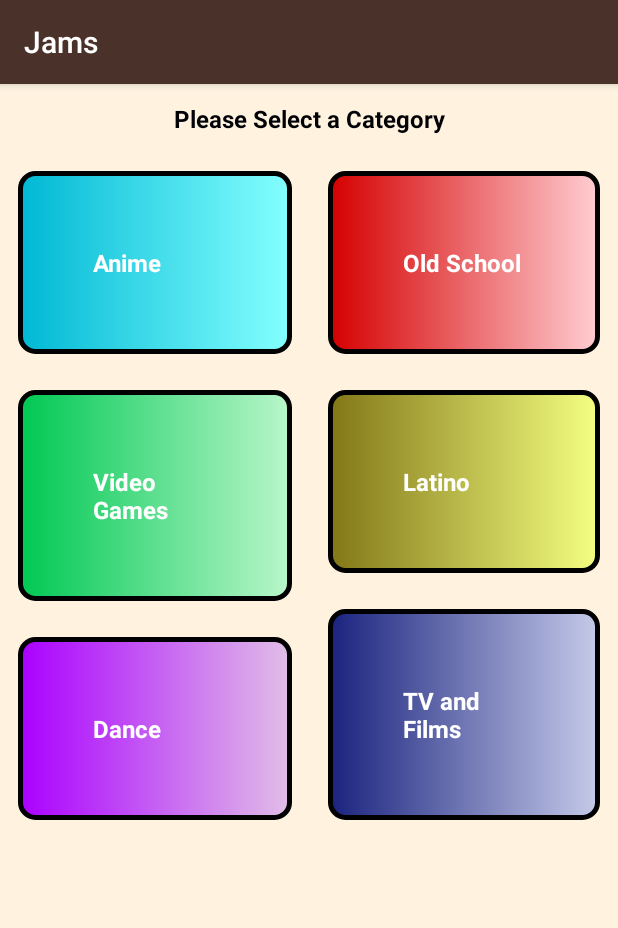
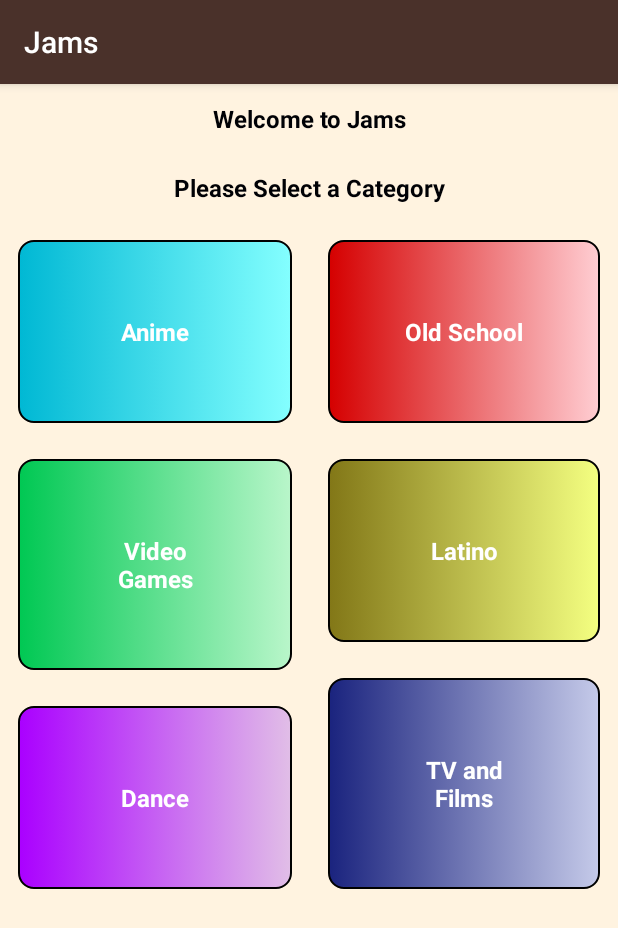
Before and after one commit to hamiltonfvi/Jams, an Android app: the screen it shows after launch (MainActivity), on a phone screen of 412 x 824 dp. Shown: the top 928 px of the screen. Run offline under Robolectric (Android 15) with nearby library versions, the phone set to English and light mode, and no system bars.

Commit message:
modified main layout to display better

```diff
--- a/app/src/main/res/drawable/gradient_anime.xml
+++ b/app/src/main/res/drawable/gradient_anime.xml
@@ -2,7 +2,7 @@
 <selector xmlns:android="http://schemas.android.com/apk/res/android">
     <item>
         <shape>
-            <stroke android:width="3dp" />
+            <stroke android:width="1dp" />
             <corners android:radius="10dp" />
             <gradient android:angle="180"
                 android:endColor="#00b8d4"
--- a/app/src/main/res/drawable/gradient_dance.xml
+++ b/app/src/main/res/drawable/gradient_dance.xml
@@ -2,7 +2,7 @@
 <selector xmlns:android="http://schemas.android.com/apk/res/android">
     <item>
         <shape>
-            <stroke android:width="3dp" />
+            <stroke android:width="1dp" />
             <corners android:radius="10dp" />
             <gradient
                 android:angle="180"
--- a/app/src/main/res/drawable/gradient_films.xml
+++ b/app/src/main/res/drawable/gradient_films.xml
@@ -2,7 +2,7 @@
 <selector xmlns:android="http://schemas.android.com/apk/res/android">
     <item>
         <shape>
-            <stroke android:width="3dp" />
+            <stroke android:width="1dp" />
             <corners android:radius="10dp" />
             <gradient
                 android:angle="180"
--- a/app/src/main/res/drawable/gradient_latino.xml
+++ b/app/src/main/res/drawable/gradient_latino.xml
@@ -2,7 +2,7 @@
 <selector xmlns:android="http://schemas.android.com/apk/res/android">
     <item>
         <shape>
-            <stroke android:width="3dp" />
+            <stroke android:width="1dp" />
             <corners android:radius="10dp" />
             <gradient
                 android:angle="180"
--- a/app/src/main/res/drawable/gradient_old_school.xml
+++ b/app/src/main/res/drawable/gradient_old_school.xml
@@ -2,7 +2,7 @@
 <selector xmlns:android="http://schemas.android.com/apk/res/android">
     <item>
         <shape>
-            <stroke android:width="3dp" />
+            <stroke android:width="1dp" />
             <corners android:radius="10dp" />
             <gradient
                 android:angle="180"
--- a/app/src/main/res/drawable/gradient_video_games.xml
+++ b/app/src/main/res/drawable/gradient_video_games.xml
@@ -2,7 +2,7 @@
 <selector xmlns:android="http://schemas.android.com/apk/res/android">
     <item>
         <shape>
-            <stroke android:width="3dp" />
+            <stroke android:width="1dp" />
             <corners android:radius="10dp" />
             <gradient
                 android:angle="180"
--- a/app/src/main/res/layout/activity_main.xml
+++ b/app/src/main/res/layout/activity_main.xml
@@ -14,11 +14,16 @@
         android:orientation="vertical">
 
         <TextView
+            style="@style/TitleStyle"
             android:layout_width="match_parent"
             android:layout_height="wrap_content"
-            android:text="@string/select_categories"
-            style="@style/TitleStyle"/>
+            android:text="@string/welcome" />
 
+        <TextView
+            style="@style/TitleStyle"
+            android:layout_width="match_parent"
+            android:layout_height="wrap_content"
+            android:text="@string/select_categories" />
 
         <LinearLayout
             android:id="@+id/linearLayout01"
@@ -89,9 +94,9 @@
                     android:text="@string/films" />
 
             </LinearLayout>
+
         </LinearLayout>
 
     </LinearLayout>
 
-
 </ScrollView>
--- a/app/src/main/res/values/dimens.xml
+++ b/app/src/main/res/values/dimens.xml
@@ -1,9 +1,13 @@
 <?xml version="1.0" encoding="utf-8"?>
 <resources>
     <!-- Height of each list item -->
-    <dimen name="list_item_height">88dp</dimen>
+    <dimen name="list_item_height">60dp</dimen>
     <!-- Default screen margins, per the Android Design guidelines. -->
     <dimen name="activity_horizontal_margin">16dp</dimen>
     <dimen name="activity_vertical_margin">16dp</dimen>
     <dimen name="dimen_32dp">32dp</dimen>
+    <dimen name="dimen_12dp">12dp</dimen>
+    <dimen name="dimen_50dp">50dp</dimen>
+    <dimen name="dimen_16sp">16sp</dimen>
+    <dimen name="button_size">16dp</dimen>
 </resources>
--- a/app/src/main/res/values/strings.xml
+++ b/app/src/main/res/values/strings.xml
@@ -21,7 +21,12 @@
     <string name="films">TV and Films</string>
 
     <!-- Category name for TV Shows & Films Music [CHAR LIMIT=20] -->
+    <string name="welcome">Welcome to Jams</string>
+
+    <!-- Category name for TV Shows & Films Music [CHAR LIMIT=20] -->
     <string name="select_categories">Please Select a Category</string>
+
+    <string name="play">Play</string>
 
 
 </resources>
--- a/app/src/main/res/values/styles.xml
+++ b/app/src/main/res/values/styles.xml
@@ -9,12 +9,13 @@
     <!-- Style for each category -->
     <style name="CategoryStyle">
         <item name="android:layout_width">match_parent</item>
-        <item name="android:layout_height">wrap_content</item>
-        <item name="android:layout_marginLeft">12dp</item>
-        <item name="android:layout_marginRight">12dp</item>
-        <item name="android:layout_marginTop">12dp</item>
-        <item name="android:layout_marginBottom">12dp</item>
-        <item name="android:padding">50dp</item>
+        <item name="android:layout_height">match_parent</item>
+        <item name="android:layout_marginLeft">@dimen/dimen_12dp</item>
+        <item name="android:layout_marginRight">@dimen/dimen_12dp</item>
+        <item name="android:layout_marginTop">@dimen/dimen_12dp</item>
+        <item name="android:layout_marginBottom">@dimen/dimen_12dp</item>
+        <item name="android:padding">@dimen/dimen_50dp</item>
+        <item name="android:gravity">center_horizontal</item>
         <item name="android:textColor">@android:color/white</item>
         <item name="android:textSize">16sp</item>
         <item name="android:textStyle">bold</item>
@@ -24,13 +25,13 @@
     <style name="TitleStyle">
         <item name="android:layout_width">match_parent</item>
         <item name="android:layout_height">wrap_content</item>
-        <item name="android:layout_marginLeft">12dp</item>
-        <item name="android:layout_marginRight">12dp</item>
-        <item name="android:layout_marginTop">12dp</item>
-        <item name="android:layout_marginBottom">12dp</item>
+        <item name="android:layout_marginLeft">@dimen/dimen_12dp</item>
+        <item name="android:layout_marginRight">@dimen/dimen_12dp</item>
+        <item name="android:layout_marginTop">@dimen/dimen_12dp</item>
+        <item name="android:layout_marginBottom">@dimen/dimen_12dp</item>
         <item name="android:textColor">@color/dark_text_color</item>
         <item name="android:gravity">center</item>
-        <item name="android:textSize">16sp</item>
+        <item name="android:textSize">@dimen/dimen_16sp</item>
         <item name="android:textStyle">bold</item>
     </style>
 
```
Also changed, not shown: app/src/main/java/com/example/hamilton/jams/Song.java (+14 -1 lines), app/src/main/java/com/example/hamilton/jams/SongAdapter.java (+13 -6 lines), app/src/main/res/layout/list_item.xml (+15 -5 lines).
